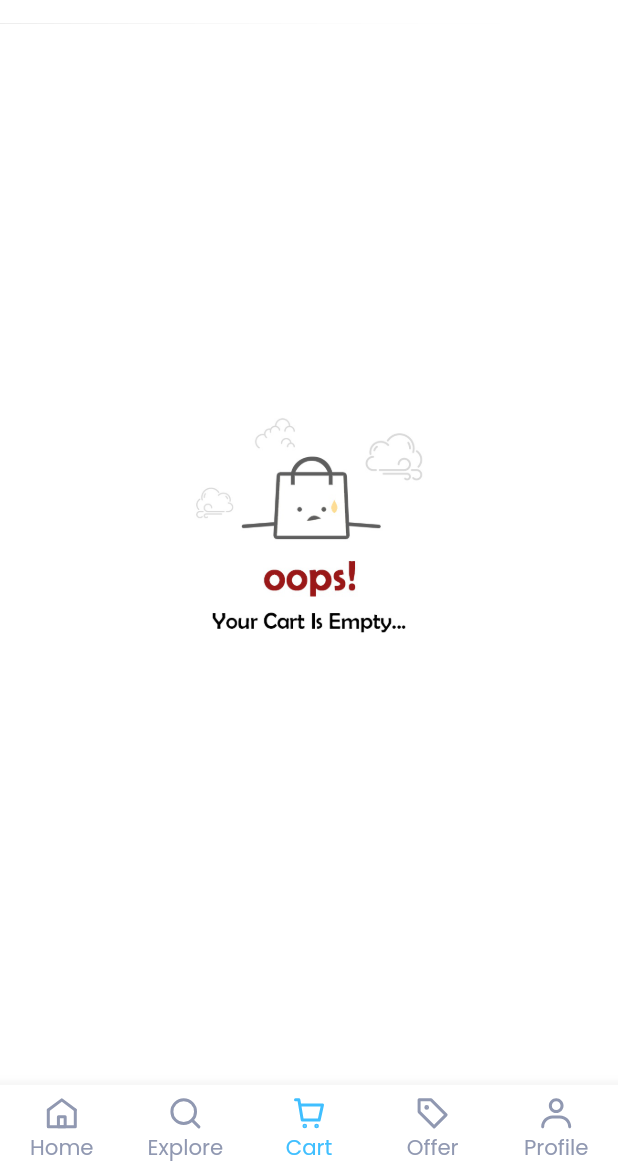
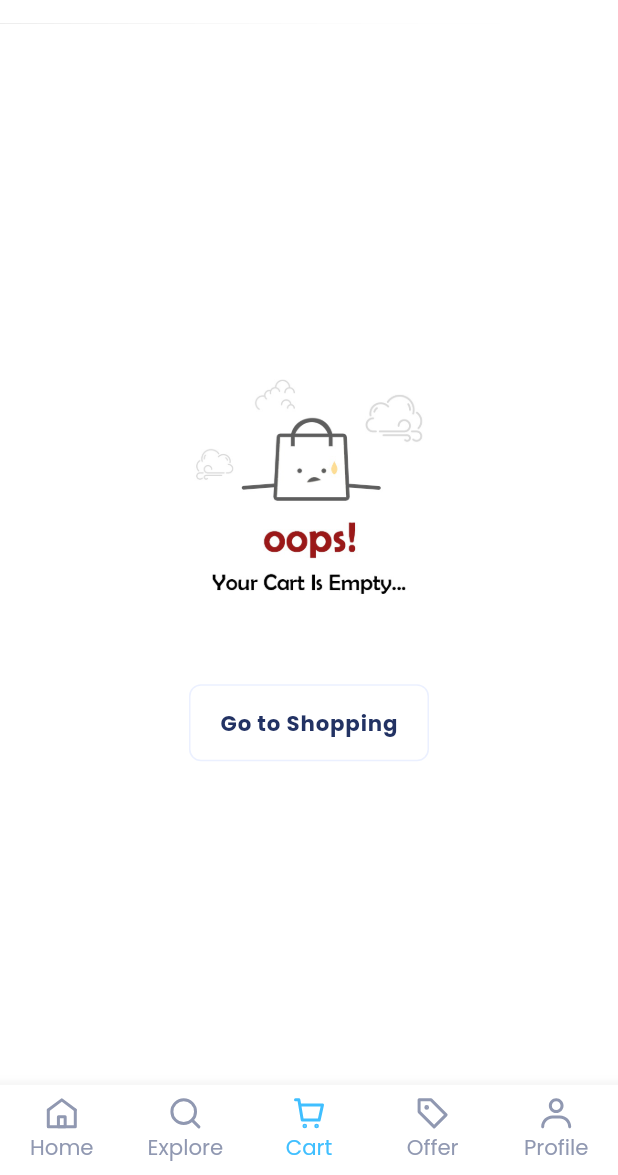
Before and after one commit to Arabjonoff/lafyuu_app, a Flutter app: the screen it shows after launch, item 3 of the bottom bar chosen, on a phone screen of 412 x 824 dp, the part 61-1236 px from its top. Run offline on Flutter 3.47's test engine with Material 2 defaults, Android fonts, the phone set to English and light mode, and no system bars; our stand-ins replace cached_network_image, carousel_slider, flutter_svg, page_transition, rxdart, shared_preferences and 2 more; accounts and stored records are empty; network calls fail.

Commit message:
Lafyuu app

```diff
--- a/lib/src/ui/menu/cart/cart_screen.dart
+++ b/lib/src/ui/menu/cart/cart_screen.dart
@@ -2,9 +2,11 @@ import 'package:flutter/material.dart';
 import 'package:lafyuu/src/app_color/app_color.dart';
 import 'package:lafyuu/src/bloc/card/card_bloc.dart';
 import 'package:lafyuu/src/model/api/product_list_model.dart';
+import 'package:lafyuu/src/ui/menu/main_screen.dart';
 import 'package:lafyuu/src/utils/utils.dart';
 import 'package:lafyuu/src/widget/cart/cart_widget.dart';
 import 'package:lafyuu/src/widget/shimmer_widget/cart_shimmer/cart_screen_shimmer.dart';
+import 'package:page_transition/page_transition.dart';
 
 class CartScreen extends StatefulWidget {
   const CartScreen({Key? key}) : super(key: key);
@@ -61,6 +63,40 @@ class _CartScreenState extends State<CartScreen> {
                             children: [
                               const Spacer(),
                               Image.asset("assets/images/no_product.png"),
+                              GestureDetector(
+                                onTap: () {
+                                  Navigator.push(
+                                    context,
+                                    PageTransition(
+                                      type: PageTransitionType.fade,
+                                      child: const MainScreen(),
+                                    ),
+                                  );
+                                },
+                                child: Container(
+                                  padding: EdgeInsets.only(
+                                    left: 18 * w,
+                                    right: 18 * w,
+                                    bottom: 14 * h,
+                                    top: 14 * h,
+                                  ),
+                                  decoration: BoxDecoration(
+                                    borderRadius: BorderRadius.circular(8),
+                                    border: Border.all(
+                                      color: AppColor.gray,
+                                    ),
+                                  ),
+                                  child: Text(
+                                    "Go to Shopping",
+                                    style: TextStyle(
+                                        fontWeight: FontWeight.w700,
+                                        fontSize: 14 * h,
+                                        fontFamily: AppColor.fontFamilyPoppins,
+                                        letterSpacing: 0.5 * w,
+                                        color: AppColor.dark),
+                                  ),
+                                ),
+                              ),
                               const Spacer(),
                             ],
                           ),
--- a/pubspec.yaml
+++ b/pubspec.yaml
@@ -30,6 +30,7 @@ dependencies:
   shimmer: ^2.0.0
   intl: ^0.17.0
   dotted_border: ^2.0.0+2
+  page_transition: ^2.0.5
 
 dev_dependencies:
   flutter_test:
```
Also changed, not shown: lib/src/widget/all_category/product_widget/product_widget.dart (+56 -1 lines), pubspec.lock.
